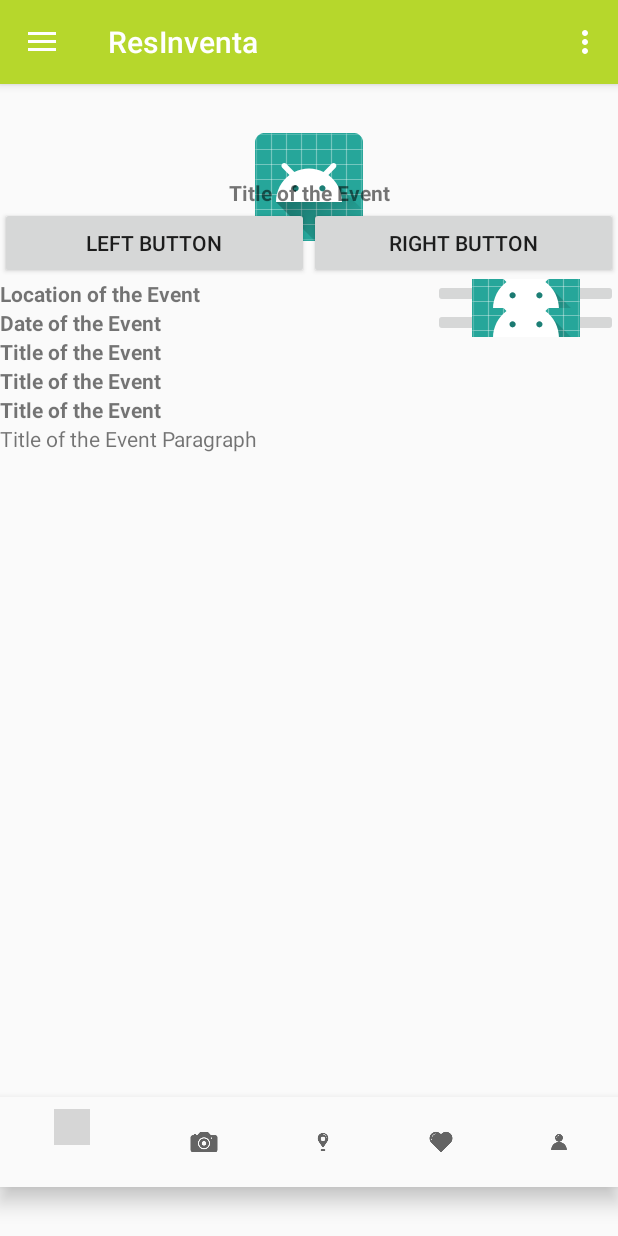
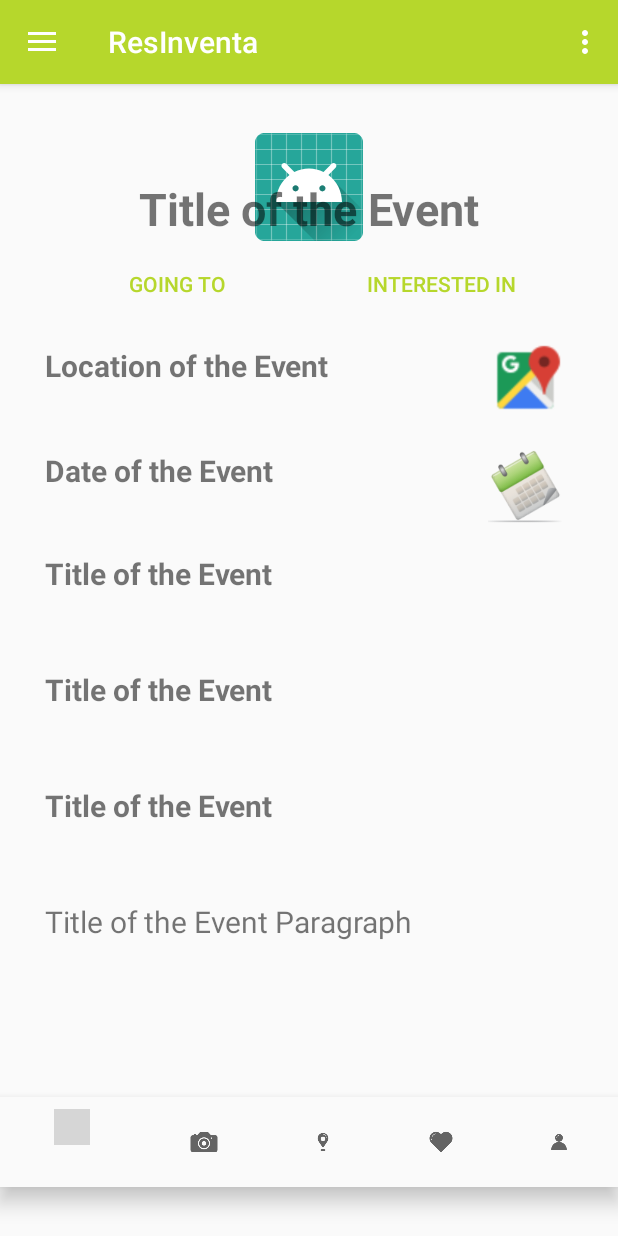
Before and after one commit to xhoanaaliu/Senior-Design-Project, an Android app: the screen it shows after launch (MainActivity), on a phone screen of 412 x 824 dp. Run offline under Robolectric (Android 15) with nearby library versions, the phone set to English and light mode, and no system bars; grey boxes are pictures that could not be loaded.

Commit message:
event 1.0

```diff
--- a/app/build.gradle
+++ b/app/build.gradle
@@ -17,7 +17,11 @@ android {
         }
     }
 }
-
+android {
+    packagingOptions {
+        exclude 'META-INF/proguard/androidx-annotations.pro'
+    }
+}
 dependencies {
     implementation fileTree(dir: 'libs', include: ['*.jar'])
     implementation 'com.android.support:appcompat-v7:28.0.0'
--- a/app/src/main/java/com/example/gerard/afinal/EventFragment.java
+++ b/app/src/main/java/com/example/gerard/afinal/EventFragment.java
@@ -17,9 +17,9 @@ public class EventFragment extends Fragment implements View.OnClickListener{
 
     //private OnFragmentInteractionListener mListener;
     private TextView title, location, date, description;
-    private ImageView poster;
+    private ImageView poster,googleLoc, calendarDate;
     private Button interestedButton, goingToButton;
-    private ImageButton googleLoc, calendarDate;
+    private ImageButton  f;
 
     public EventFragment() {}
 
--- a/app/src/main/java/com/example/gerard/afinal/MainActivity.java
+++ b/app/src/main/java/com/example/gerard/afinal/MainActivity.java
@@ -109,12 +109,35 @@ public class MainActivity extends AppCompatActivity
         int id = item.getItemId();
 
         if (id == R.id.nav_camera) {
-            // Handle the camera action
-        } else if (id == R.id.nav_gallery) {
+            NewEventFragment nextFrag = new NewEventFragment();
+            getSupportFragmentManager().beginTransaction()
+                    .replace(R.id.main_fragment, nextFrag, "findThisFragment")
+                    .addToBackStack(null)
+                    .commit();
 
-        } else if (id == R.id.nav_slideshow) {
+        } else if (id == R.id.nav_my_events) {
+            EventHistoryFragment eventHistoryFragment = new EventHistoryFragment();
+            getSupportFragmentManager().beginTransaction()
+                    .replace(R.id.main_fragment, eventHistoryFragment, "profile")
+                    .addToBackStack(null).commit();
 
-        } else if (id == R.id.nav_manage) {
+        } else if (id == R.id.nav_my_profile) {
+            ProfileFragment pfragment = new ProfileFragment();
+            getSupportFragmentManager().beginTransaction()
+                    .replace(R.id.main_fragment, pfragment, "profile")
+                    .addToBackStack(null).commit();
+
+        } else if (id == R.id.nav_change_location) {
+            FollowingFragment followingFragment = new FollowingFragment();
+            getSupportFragmentManager().beginTransaction()
+                    .replace(R.id.main_fragment, followingFragment, "profile")
+                    .addToBackStack(null).commit();
+
+        } else if (id == R.id.nav_home) {
+            EventFragment home = new EventFragment();
+            getSupportFragmentManager().beginTransaction()
+                    .replace(R.id.main_fragment,home,"EventFragment")
+                    .addToBackStack(null).commit();
 
         } else if (id == R.id.nav_share) {
 
@@ -125,7 +148,6 @@ public class MainActivity extends AppCompatActivity
                     .commit();
 
         }
-
 
         DrawerLayout drawer = (DrawerLayout) findViewById(R.id.drawer_layout);
         drawer.closeDrawer(GravityCompat.START);
@@ -142,7 +164,9 @@ public class MainActivity extends AppCompatActivity
             switch (item.getItemId()) {
                 case R.id.navigation_home:
                     EventFragment home = new EventFragment();
-                    getSupportFragmentManager().beginTransaction().replace(R.id.main_fragment,home,"EventFragment").addToBackStack(null).commit();
+                    getSupportFragmentManager().beginTransaction()
+                            .replace(R.id.main_fragment,home,"EventFragment")
+                            .addToBackStack(null).commit();
                     return true;
                 case R.id.navigation_camera:
                     NewEventFragment nextFrag = new NewEventFragment();
@@ -152,17 +176,25 @@ public class MainActivity extends AppCompatActivity
                             .commit();
                     return true;
                 case R.id.navigation_change_location:
-                    mTextMessage.setText(R.string.title_notifications);
+                    FollowingFragment followingFragment = new FollowingFragment();
+                    getSupportFragmentManager().beginTransaction()
+                            .replace(R.id.main_fragment, followingFragment, "profile")
+                            .addToBackStack(null).commit();
                     return true;
                 case R.id.navigation_my_events:
+                    EventHistoryFragment eventHistoryFragment = new EventHistoryFragment();
+                    getSupportFragmentManager().beginTransaction()
+                            .replace(R.id.main_fragment, eventHistoryFragment, "profile")
+                            .addToBackStack(null).commit();
                     return true;
                 case R.id.navigation_profile:
                     ProfileFragment pfragment = new ProfileFragment();
-                    getSupportFragmentManager().beginTransaction().replace(R.id.main_fragment, pfragment, "profile").addToBackStack(null).commit();
+                    getSupportFragmentManager().beginTransaction()
+                            .replace(R.id.main_fragment, pfragment, "profile")
+                            .addToBackStack(null).commit();
                     return true;
             }
             return false;
         }
     };
-
 }
--- a/app/src/main/res/layout/fragment_event.xml
+++ b/app/src/main/res/layout/fragment_event.xml
@@ -21,7 +21,8 @@
             android:layout_marginTop="30dp"
             android:gravity="center"
             android:text="Title of the Event"
-            android:textStyle="bold" />
+            android:textStyle="bold"
+            android:textSize="30dp"/>
         <LinearLayout
             android:layout_width="match_parent"
             android:layout_height="wrap_content"
@@ -33,7 +34,10 @@
                 android:layout_height="wrap_content"
                 android:layout_alignParentTop="false"
                 android:layout_weight="0.5"
-                android:text="Left Button"
+                android:text="Going To"
+                android:layout_marginLeft="30dp"
+                android:paddingTop="20dp"
+                android:theme="@style/PrimaryFlatButton"
                 />
 
             <Button
@@ -41,7 +45,10 @@
                 android:layout_width="0dp"
                 android:layout_height="wrap_content"
                 android:layout_weight="0.5"
-                android:text="Right Button"
+                android:text="Interested In"
+                android:layout_marginRight="30dp"
+                android:paddingTop="20dp"
+                android:theme="@style/PrimaryFlatButton"
                 />
         </LinearLayout>
     </LinearLayout>
@@ -53,7 +60,7 @@
         android:layout_below="@+id/ll1">
             <LinearLayout
             android:layout_width="match_parent"
-            android:layout_height="wrap_content"
+            android:layout_height="70dp"
             android:orientation="horizontal">
                 <TextView
                 android:id="@+id/location"
@@ -62,18 +69,28 @@
                 android:gravity="left"
                 android:text="Location of the Event"
                 android:textStyle="bold"
-                android:layout_weight="30"/>
-                <ImageButton
+                android:layout_weight="30"
+                    android:layout_gravity="center"
+                    android:paddingLeft="30dp"
+                    android:textSize="20dp"/>
+                <ImageView
                 android:layout_width="match_parent"
                 android:layout_height="match_parent"
                 android:id="@+id/googleLocation"
-                android:src="@mipmap/ic_launcher"
-                    android:layout_weight="70"/>
+                android:src="@drawable/google_maps"
+                    android:layout_weight="70"
+                    android:layout_marginLeft="30dp"
+                    android:layout_marginRight="30dp"
+                    android:paddingTop="20dp"
+                    android:layout_gravity="center"
+                    android:clickable="true"
+                    android:focusable="true" />
         </LinearLayout>
         <LinearLayout
             android:layout_width="match_parent"
-            android:layout_height="wrap_content"
-            android:orientation="horizontal">
+            android:layout_height="70dp"
+            android:orientation="horizontal"
+            >
             <TextView
                 android:id="@+id/date"
                 android:layout_width="match_parent"
@@ -81,13 +98,22 @@
                 android:gravity="left"
                 android:text="Date of the Event"
                 android:textStyle="bold"
-                android:layout_weight="30"/>
-            <ImageButton
+                android:layout_weight="30"
+                android:layout_gravity="center"
+                android:paddingLeft="30dp"
+                android:textSize="20dp"/>
+            <ImageView
                 android:layout_width="match_parent"
                 android:layout_height="match_parent"
                 android:id="@+id/calendarDate"
-                android:src="@mipmap/ic_launcher"
-                android:layout_weight="70"/>
+                android:src="@drawable/google_calendar"
+                android:layout_weight="70"
+                android:layout_marginLeft="30dp"
+                android:layout_marginRight="30dp"
+                android:paddingTop="20dp"
+                android:layout_gravity="center"
+                android:clickable="true"
+                android:focusable="true" />
         </LinearLayout>
         <TextView
             android:id="@+id/textView1"
@@ -95,26 +121,42 @@
             android:layout_height="wrap_content"
             android:gravity="left"
             android:text="Title of the Event"
-            android:textStyle="bold" />
+            android:textStyle="bold"
+            android:layout_marginLeft="30dp"
+            android:layout_marginRight="30dp"
+            android:paddingTop="20dp"
+            android:textSize="20dp"/>
         <TextView
             android:id="@+id/textView2"
             android:layout_width="match_parent"
             android:layout_height="wrap_content"
             android:gravity="left"
             android:text="Title of the Event"
-            android:textStyle="bold" />
+            android:textStyle="bold"
+            android:layout_marginLeft="30dp"
+            android:layout_marginRight="30dp"
+            android:paddingTop="50dp"
+            android:textSize="20dp"/>
         <TextView
             android:id="@+id/textView3"
             android:layout_width="match_parent"
             android:layout_height="wrap_content"
             android:gravity="left"
             android:text="Title of the Event"
-            android:textStyle="bold" />
+            android:textStyle="bold"
+            android:layout_marginLeft="30dp"
+            android:layout_marginRight="30dp"
+            android:paddingTop="50dp"
+            android:textSize="20dp"/>
         <TextView
             android:text="Title of the Event Paragraph"
             android:id="@+id/description"
             android:layout_width="wrap_content"
-            android:layout_height="wrap_content"/>
+            android:layout_height="wrap_content"
+            android:layout_marginLeft="30dp"
+            android:layout_marginRight="30dp"
+            android:paddingTop="50dp"
+            android:textSize="20dp"/>
 
     </LinearLayout>
 
--- a/app/src/main/res/menu/activity_main_drawer.xml
+++ b/app/src/main/res/menu/activity_main_drawer.xml
@@ -5,21 +5,25 @@
 
     <group android:checkableBehavior="single">
         <item
+            android:id="@+id/nav_home"
+            android:icon="@drawable/home"
+            android:title="Home" />
+        <item
             android:id="@+id/nav_camera"
             android:icon="@drawable/ic_menu_camera"
-            android:title="Import" />
+            android:title="Camera" />
         <item
-            android:id="@+id/nav_gallery"
-            android:icon="@drawable/ic_menu_gallery"
-            android:title="Gallery" />
+            android:id="@+id/nav_change_location"
+            android:icon="@drawable/change_location"
+            android:title="Change My Location" />
         <item
-            android:id="@+id/nav_slideshow"
-            android:icon="@drawable/ic_menu_slideshow"
-            android:title="Slideshow" />
+            android:id="@+id/nav_my_events"
+            android:icon="@drawable/favorite_events"
+            android:title="My Events" />
         <item
-            android:id="@+id/nav_manage"
-            android:icon="@drawable/ic_menu_manage"
-            android:title="Tools" />
+            android:id="@+id/nav_my_profile"
+            android:icon="@drawable/profile"
+            android:title="My Profile" />
     </group>
 
     <item android:title="Communicate">
--- a/app/src/main/res/values/strings.xml
+++ b/app/src/main/res/values/strings.xml
@@ -28,4 +28,5 @@
 
     <!-- TODO: Remove or change this placeholder text -->
     <string name="hello_blank_fragment">Hello blank fragment</string>
+    <string name="change_my_location" />
 </resources>
--- a/app/src/main/res/values/styles.xml
+++ b/app/src/main/res/values/styles.xml
@@ -16,5 +16,10 @@
     <style name="AppTheme.AppBarOverlay" parent="ThemeOverlay.AppCompat.Dark.ActionBar" />
 
     <style name="AppTheme.PopupOverlay" parent="ThemeOverlay.AppCompat.Light" />
+    <style name="PrimaryFlatButton" parent="Theme.AppCompat.Light">
+        <item name="android:buttonStyle">@style/Widget.AppCompat.Button.Borderless.Colored</item>
+        <item name="colorControlHighlight">@color/colorAccent</item>
+        <item name="colorAccent">@color/colorPrimary</item>
+    </style>
 
 </resources>
```
Also changed, not shown: app/src/main/res/drawable/google_calendar.png (added).
